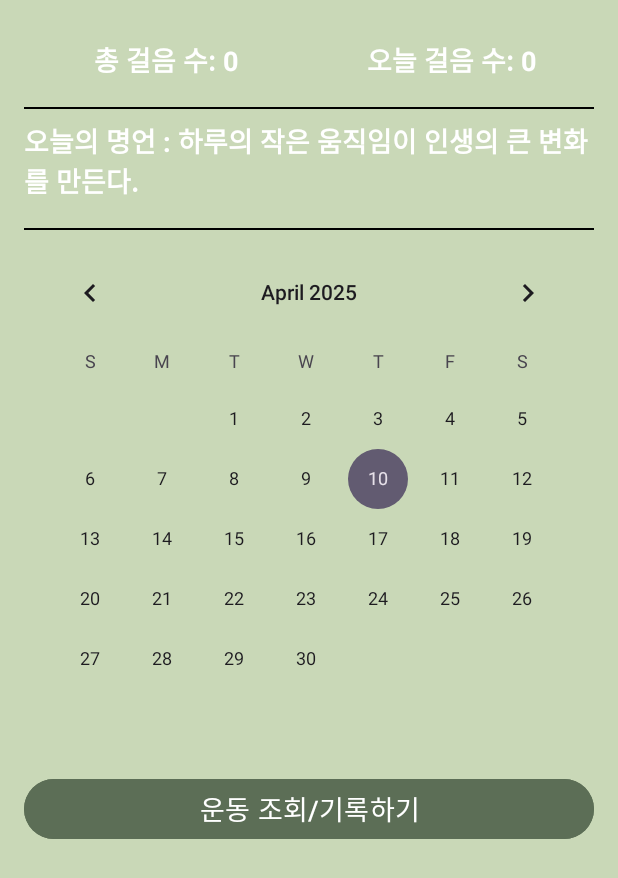
After one commit to gmg010217/FrontendProject, an Android app: the ExerciseCalendarFragment screen opened directly, with no data from a screen before it, on a phone screen of 412 x 824 dp. The commit adds this screen. Shown: the top 878 px of the screen. Run offline under Robolectric (Android 15) with nearby library versions, the phone set to English and light mode, and no system bars; 1 statement that could not run was skipped.

Commit message:
운동 기록 기능 구현

```diff
--- a/app/src/main/java/com/example/frontendproject/ExerciseCalendarActivity.kt
+++ b/app/src/main/java/com/example/frontendproject/ExerciseCalendarActivity.kt
@@ -3,6 +3,7 @@ package com.example.frontendproject
 import android.os.Bundle
 import androidx.appcompat.app.AppCompatActivity
 import com.example.frontendproject.databinding.ActivityExerciseCalendarBinding
+import com.example.frontendproject.fragment.ExerciseCalendarFragment
 
 class ExerciseCalendarActivity: AppCompatActivity() {
     override fun onCreate(savedInstanceState: Bundle?) {
@@ -10,5 +11,9 @@ class ExerciseCalendarActivity: AppCompatActivity() {
 
         val binding = ActivityExerciseCalendarBinding.inflate(layoutInflater)
         setContentView(binding.root)
+
+        supportFragmentManager.beginTransaction()
+            .replace(R.id.exerciseFragmentContainer, ExerciseCalendarFragment())
+            .commit()
     }
 }
--- a/app/src/main/java/com/example/frontendproject/IntroActivity.kt
+++ b/app/src/main/java/com/example/frontendproject/IntroActivity.kt
@@ -3,8 +3,7 @@ package com.example.frontendproject
 import android.content.Intent
 import android.os.Bundle
 import androidx.appcompat.app.AppCompatActivity
-import com.example.frontendproject.databinding.ActivityExerciseDetailBinding
-import com.example.frontendproject.databinding.ActivityIntroBinding
+ import com.example.frontendproject.databinding.ActivityIntroBinding
 
 class IntroActivity : AppCompatActivity() {
     override fun onCreate(savedInstanceState: Bundle?) {
--- /dev/null
+++ b/app/src/main/java/com/example/frontendproject/fragment/ExerciseCalendarFragment.kt
@@ -0,0 +1,77 @@
+package com.example.frontendproject.fragment
+
+import android.os.Bundle
+import android.util.Log
+import android.view.LayoutInflater
+import android.view.View
+import android.view.ViewGroup
+import android.widget.Button
+import android.widget.CalendarView
+import android.widget.TextView
+import android.widget.Toast
+import androidx.appcompat.app.AppCompatActivity.MODE_PRIVATE
+import androidx.fragment.app.Fragment
+import com.example.frontendproject.R
+import com.example.frontendproject.model.Quote
+import com.example.frontendproject.network.ApiService
+import com.example.frontendproject.network.RetrofitClient
+import kotlinx.coroutines.selects.select
+import retrofit2.Call
+import retrofit2.Callback
+import retrofit2.Response
+import java.time.LocalDate
+import kotlin.text.Typography.quote
+
+class ExerciseCalendarFragment : Fragment() {
+    override fun onCreateView(
+        inflater: LayoutInflater,
+        container: ViewGroup?,
+        savedInstanceState: Bundle?
+    ): View? {
+        val view = inflater.inflate(R.layout.fragment_exercise_calendar, container, false)
+
+        val api = RetrofitClient.retrofit.create(ApiService::class.java)
+
+        val exerciseQuoteTextView = view.findViewById<TextView>(R.id.exerciseQuoteTextView)
+        val calendarView = view.findViewById<CalendarView>(R.id.exerciseCalendarView)
+        val moveBtn = view.findViewById<Button>(R.id.moveExerciseDetailBtn)
+
+        var selectedDate: LocalDate = LocalDate.now()
+        calendarView.setOnDateChangeListener { _, year, month, dayOfMonth ->
+            selectedDate = LocalDate.of(year, month + 1, dayOfMonth)
+        }
+
+        val todayDay = LocalDate.now().dayOfMonth
+        api.getQuote(todayDay.toLong()).enqueue(object : Callback<Quote> {
+            override fun onResponse(call: Call<Quote>, response: Response<Quote>) {
+                if (response.isSuccessful) {
+                    val quote = response.body()
+                    exerciseQuoteTextView.text = "오늘의 명언 : ${quote?.content ?: "명언 없음"}"
+                } else {
+                    Toast.makeText(requireContext(), "명언을 불러오는데 실패하였습니다", Toast.LENGTH_SHORT).show()
+                }
+            }
+
+            override fun onFailure(call: Call<Quote>, t: Throwable) {
+                Toast.makeText(requireContext(), "서버 연결 실패", Toast.LENGTH_SHORT).show()
+            }
+        })
+
+        moveBtn.setOnClickListener {
+            val bundle = Bundle().apply {
+                putString("selectedDate", selectedDate.toString())
+            }
+
+            val fragment = ExerciseDetailFragment().apply {
+                arguments = bundle
+            }
+
+            parentFragmentManager.beginTransaction()
+                .replace(R.id.exerciseFragmentContainer, fragment)
+                .addToBackStack(null)
+                .commit()
+        }
+
+        return view
+    }
+}
--- a/app/src/main/java/com/example/frontendproject/network/ApiService.kt
+++ b/app/src/main/java/com/example/frontendproject/network/ApiService.kt
@@ -1,10 +1,12 @@
 package com.example.frontendproject.network
 
 import com.example.frontendproject.model.Diary
+import com.example.frontendproject.model.Exercise
 import com.example.frontendproject.model.LoginRequest
 import com.example.frontendproject.model.LoginResponse
 import com.example.frontendproject.model.MemberInfoResponse
 import com.example.frontendproject.model.MemberUpdate
+import com.example.frontendproject.model.Quote
 import com.example.frontendproject.model.SignUpRequest
 import retrofit2.Call
 import retrofit2.http.Body
@@ -51,4 +53,17 @@ interface ApiService {
 
     @DELETE("member/{id}")
     fun deleteMember(@Path("id") id: Long): Call<String>
+
+    @GET("exercise/{dayid}")
+    fun getQuote(@Path("dayid") id: Long): Call<Quote>
+
+    @GET("exercise/{id}/{date}")
+    fun getExercise(@Path("id") memberId: Long, @Path("date") date: String): Call<Exercise>
+
+    @POST("exercise/{id}")
+    fun addExercise(@Path("id") memberId: Long, @Body exercise: Exercise): Call<String>
+
+    @POST("exericse/{id}/{date}")
+    fun editExercises(@Path("id") memberId: Long, @Path("date") date: String, @Body exercise: Exercise): Call<String>
+
 }
--- /dev/null
+++ b/app/src/main/res/layout/fragment_exercise_calendar.xml
@@ -0,0 +1,75 @@
+<?xml version="1.0" encoding="utf-8"?>
+<LinearLayout
+    xmlns:android="http://schemas.android.com/apk/res/android"
+    android:layout_width="match_parent"
+    android:layout_height="match_parent"
+    android:orientation="vertical"
+    android:padding="16dp"
+    android:background="#c9d8b7">
+
+    <LinearLayout
+        android:layout_marginTop="10dp"
+        android:layout_width="match_parent"
+        android:layout_height="wrap_content"
+        android:orientation="horizontal"
+        android:gravity="center"
+        android:layout_marginBottom="10dp"
+        android:weightSum="2">
+
+        <TextView
+            android:layout_width="0dp"
+            android:layout_height="wrap_content"
+            android:layout_weight="1"
+            android:text="총 걸음 수: 0"
+            android:textSize="18sp"
+            android:textStyle="bold"
+            android:textColor="#FFFFFF"
+            android:gravity="center" />
+
+        <TextView
+            android:layout_width="0dp"
+            android:layout_height="wrap_content"
+            android:layout_weight="1"
+            android:text="오늘 걸음 수: 0"
+            android:textSize="18sp"
+            android:textStyle="bold"
+            android:textColor="#FFFFFF"
+            android:gravity="center" />
+    </LinearLayout>
+
+    <View
+        android:layout_width="match_parent"
+        android:layout_height="1dp"
+        android:background="#000000"
+        android:layout_marginVertical="8dp" />
+
+    <TextView
+        android:id="@+id/exerciseQuoteTextView"
+        android:layout_width="wrap_content"
+        android:layout_height="wrap_content"
+        android:text="오늘의 명언 : 하루의 작은 움직임이 인생의 큰 변화를 만든다."
+        android:textSize="18sp"
+        android:textStyle="bold"
+        android:textColor="#FFFFFF"
+        android:layout_marginBottom="10dp"/>
+
+    <View
+        android:layout_width="match_parent"
+        android:layout_height="1dp"
+        android:background="#000000"
+        android:layout_marginVertical="8dp" />
+
+    <CalendarView
+        android:id="@+id/exerciseCalendarView"
+        android:layout_width="match_parent"
+        android:layout_height="wrap_content"
+        android:layout_marginBottom="16dp" />
+
+    <Button
+        android:id="@+id/moveExerciseDetailBtn"
+        android:layout_width="match_parent"
+        android:layout_height="wrap_content"
+        android:text="운동 조회/기록하기"
+        android:textSize="18sp"
+        android:backgroundTint="#5c6e56" />
+</LinearLayout>
--- a/app/src/main/res/layout/activity_exercise_detail.xml
+++ b/app/src/main/res/layout/fragment_exercise_detail.xml
@@ -8,6 +8,7 @@
     android:background="#c9d8b7">
 
     <TextView
+        android:id="@+id/exerciseDetailDayTextView"
         android:layout_width="wrap_content"
         android:layout_height="wrap_content"
         android:text="2025년 3월 1일"
@@ -17,12 +18,14 @@
         android:layout_marginTop="20dp"/>
 
     <EditText
+        android:id="@+id/exerciseDetailTitleEditView"
         android:layout_width="match_parent"
         android:layout_height="wrap_content"
         android:hint="제목"
         android:padding="10dp" />
 
     <EditText
+        android:id="@+id/exerciseDetailContentEditView"
         android:layout_width="match_parent"
         android:layout_height="wrap_content"
         android:hint="운동 내용 입력"
@@ -30,6 +33,7 @@
         android:lines="10"/>
 
     <Button
+        android:id="@+id/exerciseDetailSaveButton"
         android:layout_width="match_parent"
         android:layout_height="wrap_content"
         android:text="저장"
```
Also changed, not shown: app/src/main/java/com/example/frontendproject/fragment/ExerciseDetailFragment.kt (added, +116 -0 lines), app/src/main/java/com/example/frontendproject/model/Exercise.kt (added, +7 -0 lines), app/src/main/java/com/example/frontendproject/model/Quote.kt (added, +7 -0 lines), app/src/main/res/layout/activity_exercise_calendar.xml (+3 -69 lines).
